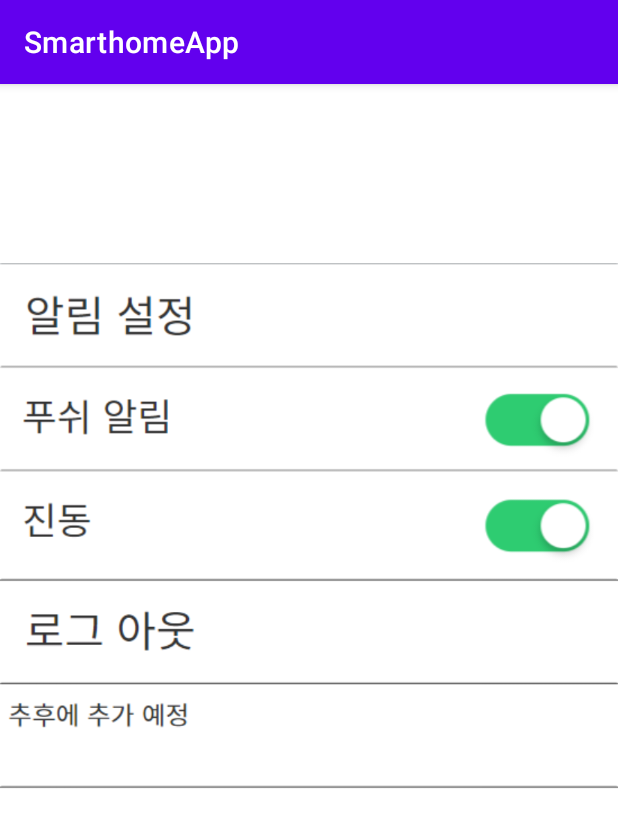
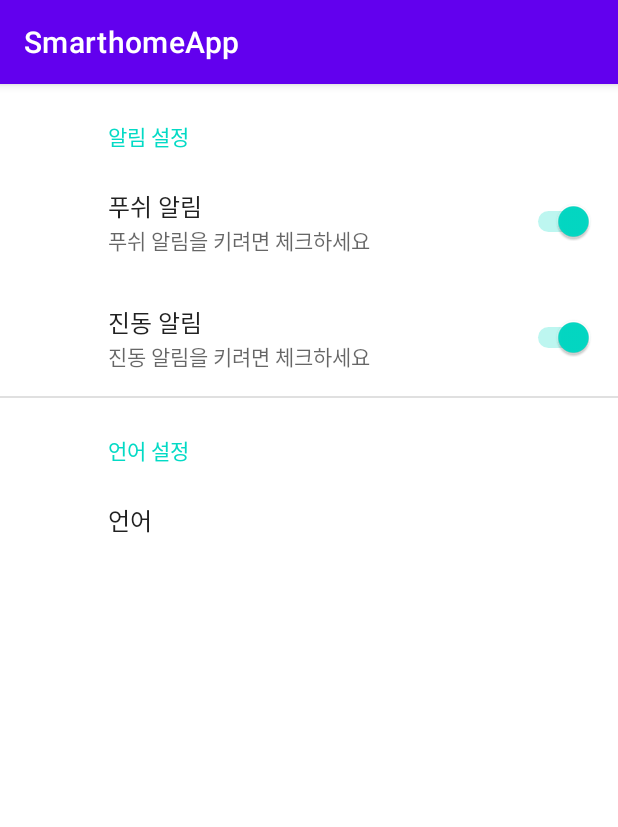
Before and after one commit to Sulfur-Parrot/senier_project, an Android app: the fragment SettingFragment shown on its own in the app's theme, on a phone screen of 412 x 824 dp. Shown: the top 827 px of the screen. Run offline under Robolectric (Android 15) with nearby library versions, the phone set to English and light mode, and no system bars; our stand-ins replace androidx.preference; 1 statement that could not run was skipped.

Commit message:
setting
설정창 만들기
20220506

```diff
--- a/app/build.gradle
+++ b/app/build.gradle
@@ -33,6 +33,7 @@ dependencies {
     implementation 'com.google.android.material:material:1.5.0'
     implementation 'androidx.constraintlayout:constraintlayout:2.1.3'
     implementation 'androidx.legacy:legacy-support-v4:1.0.0'
+    implementation 'androidx.preference:preference:1.2.0'
     testImplementation 'junit:junit:4.13.2'
     androidTestImplementation 'androidx.test.ext:junit:1.1.3'
     androidTestImplementation 'androidx.test.espresso:espresso-core:3.4.0'
--- a/app/src/main/AndroidManifest.xml
+++ b/app/src/main/AndroidManifest.xml
@@ -10,6 +10,9 @@
         android:supportsRtl="true"
         android:theme="@style/Theme.SmarthomeApp">
         <activity
+            android:name=".livingroom"
+            android:exported="false" />
+        <activity
             android:name=".LoadingActivity"
             android:exported="true"
             android:theme="@style/SplashTheme">
@@ -21,7 +24,7 @@
         </activity>
         <activity
             android:name=".MainActivity"
-            android:exported="false"></activity>
+            android:exported="false" />
     </application>
 
 </manifest>
--- a/app/src/main/java/com/example/smarthomeapp/MenuFragment.java
+++ b/app/src/main/java/com/example/smarthomeapp/MenuFragment.java
@@ -7,6 +7,7 @@ import androidx.fragment.app.Fragment;
 import android.view.LayoutInflater;
 import android.view.View;
 import android.view.ViewGroup;
+import android.widget.Button;
 
 /**
  * A simple {@link Fragment} subclass.
--- a/app/src/main/java/com/example/smarthomeapp/SettingFragment.java
+++ b/app/src/main/java/com/example/smarthomeapp/SettingFragment.java
@@ -1,64 +1,40 @@
 package com.example.smarthomeapp;
 
+import android.content.SharedPreferences;
 import android.os.Bundle;
+import android.util.Log;
 
-import androidx.fragment.app.Fragment;
+import androidx.preference.PreferenceFragmentCompat;
+import androidx.preference.PreferenceManager;
 
-import android.view.LayoutInflater;
-import android.view.View;
-import android.view.ViewGroup;
+public class SettingFragment extends PreferenceFragmentCompat {
 
-/**
- * A simple {@link Fragment} subclass.
- * Use the {@link SettingFragment#newInstance} factory method to
- * create an instance of this fragment.
- */
-public class SettingFragment extends Fragment {
+    private static final String SETTING_PUSH = "Push_notification";
+    private static final String SETTING_VIB = "Vib_notification";
+    private static final String SETTING_LANGUAGE = "Language";
+    SharedPreferences prefs;
 
-    // TODO: Rename parameter arguments, choose names that match
-    // the fragment initialization parameters, e.g. ARG_ITEM_NUMBER
-    private static final String ARG_PARAM1 = "param1";
-    private static final String ARG_PARAM2 = "param2";
-
-    // TODO: Rename and change types of parameters
-    private String mParam1;
-    private String mParam2;
-
-    public SettingFragment() {
-        // Required empty public constructor
+    @Override
+    public void onCreatePreferences(Bundle savedInstanceState, String rootKey) {
+        addPreferencesFromResource(R.xml.settings_preference);
+        prefs = PreferenceManager.getDefaultSharedPreferences(getActivity());
+        prefs.registerOnSharedPreferenceChangeListener(prefListener);
     }
 
-    /**
-     * Use this factory method to create a new instance of
-     * this fragment using the provided parameters.
-     *
-     * @param param1 Parameter 1.
-     * @param param2 Parameter 2.
-     * @return A new instance of fragment SettingFragment.
-     */
-    // TODO: Rename and change types and number of parameters
-    public static SettingFragment newInstance(String param1, String param2) {
-        SettingFragment fragment = new SettingFragment();
-        Bundle args = new Bundle();
-        args.putString(ARG_PARAM1, param1);
-        args.putString(ARG_PARAM2, param2);
-        fragment.setArguments(args);
-        return fragment;
-    }
+    SharedPreferences.OnSharedPreferenceChangeListener prefListener =
+            new SharedPreferences.OnSharedPreferenceChangeListener() {
+                @Override
+                public void onSharedPreferenceChanged(SharedPreferences sharedPreferences, String key) {
+                    // key값에 해당하는 명령 넣기
+                    if (key.equals(SETTING_PUSH)) {
+                        Log.d("TAG", key + "SELECTED");
+                    } else if (key.equals(SETTING_VIB)) {
+                        Log.d("TAG", key + "SELECTED");
+                    } else if (key.equals(SETTING_LANGUAGE)) {
+                        Log.d("TAG", key + "SELECTED");
+                    }
 
-    @Override
-    public void onCreate(Bundle savedInstanceState) {
-        super.onCreate(savedInstanceState);
-        if (getArguments() != null) {
-            mParam1 = getArguments().getString(ARG_PARAM1);
-            mParam2 = getArguments().getString(ARG_PARAM2);
-        }
-    }
+                }
+            };
 
-    @Override
-    public View onCreateView(LayoutInflater inflater, ViewGroup container,
-                             Bundle savedInstanceState) {
-        // Inflate the layout for this fragment
-        return inflater.inflate(R.layout.fragment_setting, container, false);
-    }
 }
--- /dev/null
+++ b/app/src/main/res/values/array.xml
@@ -0,0 +1,12 @@
+<?xml version="1.0" encoding="utf-8"?>
+<resources>
+    <string-array name="language">
+        <item>Korean</item>
+        <item>English</item>
+    </string-array>
+
+    <string-array name="language_value">
+        <item>ko-kr</item>
+        <item>eng</item>
+    </string-array>
+</resources>
--- /dev/null
+++ b/app/src/main/res/xml/settings_preference.xml
@@ -0,0 +1,27 @@
+<?xml version="1.0" encoding="utf-8"?>
+<androidx.preference.PreferenceScreen xmlns:android="http://schemas.android.com/apk/res/android">
+    <androidx.preference.PreferenceCategory android:title = "알림 설정">
+        <androidx.preference.SwitchPreference
+            android:defaultValue="true"
+            android:key="Push_notification"
+            android:summary="푸쉬 알림을 키려면 체크하세요"
+            android:title="푸쉬 알림"/>
+        <androidx.preference.SwitchPreference
+            android:defaultValue="true"
+            android:key="Vib_notification"
+            android:summary="진동 알림을 키려면 체크하세요"
+            android:title="진동 알림"/>
+    </androidx.preference.PreferenceCategory>
+
+    <androidx.preference.PreferenceCategory android:title="언어 설정">
+        <androidx.preference.ListPreference
+            android:defaultValue="ko"
+            android:entries="@array/language"
+            android:entryValues="@array/language_value"
+            android:key="Language"
+            android:negativeButtonText="@null"
+            android:positiveButtonText="@null"
+            android:title="언어"/>
+    </androidx.preference.PreferenceCategory>
+
+</androidx.preference.PreferenceScreen>
```
Also changed, not shown: app/src/main/java/com/example/smarthomeapp/livingroom.java (added, +14 -0 lines), app/src/main/res/layout/activity_livingroom.xml (added, +14 -0 lines), app/src/main/res/layout/fragment_menu.xml (+4 -4 lines), app/src/main/res/drawable-v24/mockup_living.png (added).
